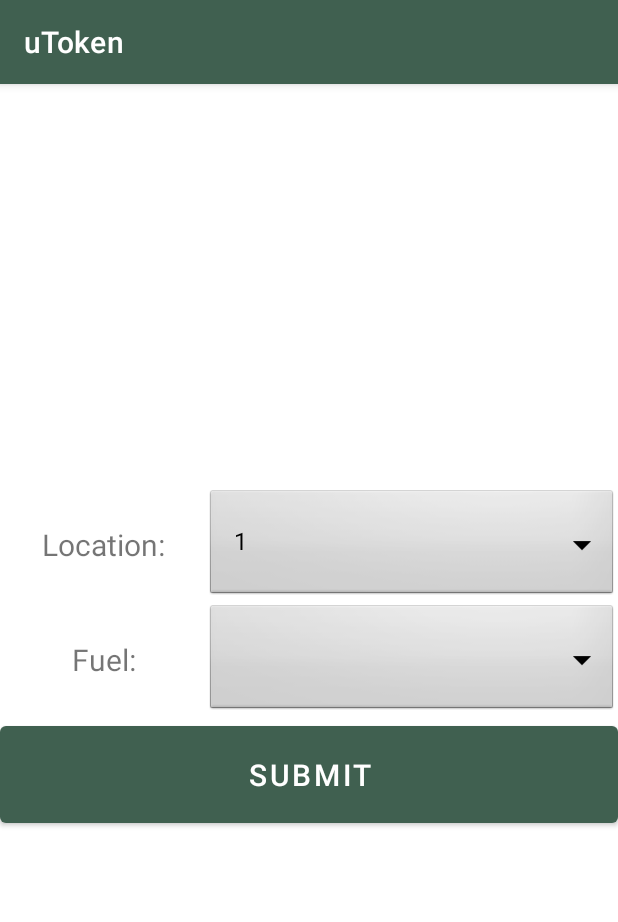
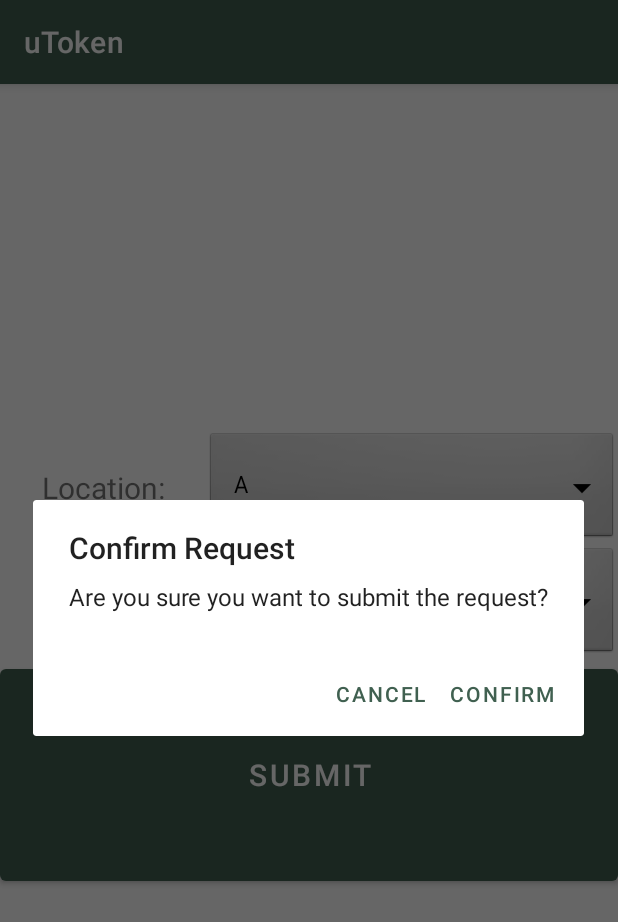
Before and after one commit to LokiofAdgard/qToken, an Android app: the Request screen opened directly, with no data from a screen before it, after a tap on "SUBMIT", on a phone screen of 412 x 824 dp. Shown: the top 922 px of the screen. Run offline under Robolectric (Android 15) with nearby library versions, the phone set to English and light mode, and no system bars.

Commit message:
request java

```diff
--- a/app/src/main/AndroidManifest.xml
+++ b/app/src/main/AndroidManifest.xml
@@ -26,7 +26,6 @@
             android:exported="true">
             <intent-filter>
                 <action android:name="android.intent.action.MAIN" />
-
                 <category android:name="android.intent.category.LAUNCHER" />
             </intent-filter>
         </activity>
--- a/app/src/main/java/com/example/utoken/Request.java
+++ b/app/src/main/java/com/example/utoken/Request.java
@@ -1,7 +1,9 @@
 package com.example.utoken;
 
+import androidx.appcompat.app.AlertDialog;
 import androidx.appcompat.app.AppCompatActivity;
 
+import android.content.DialogInterface;
 import android.content.Intent;
 import android.os.Bundle;
 import android.view.View;
@@ -17,17 +19,36 @@ public class Request extends AppCompatActivity {
         super.onCreate(savedInstanceState);
         setContentView(R.layout.activity_request);
 
-        Spinner dropdown = findViewById(R.id.spinner1);
         Button btn = (Button) findViewById(R.id.btn);
 
-        String[] items = new String[]{"1", "2", "three"};
-        ArrayAdapter<String> adapter = new ArrayAdapter<>(this, android.R.layout.simple_spinner_dropdown_item, items);
-        dropdown.setAdapter(adapter);
+        Spinner dropdown1 = findViewById(R.id.spinner1);
+        String[] items1 = new String[]{"A", "B", "C", "D", "E", "F", "G", "H", "I", "J", "K", "L", "M"};
+        ArrayAdapter<String> adapter1 = new ArrayAdapter<>(this, android.R.layout.simple_spinner_dropdown_item, items1);
+        dropdown1.setAdapter(adapter1);
+
+        Spinner dropdown2 = findViewById(R.id.spinner2);
+        String[] items2 = new String[]{"Petrol", "Diesel"};
+        ArrayAdapter<String> adapter2 = new ArrayAdapter<>(this, android.R.layout.simple_spinner_dropdown_item, items2);
+        dropdown2.setAdapter(adapter2);
 
         btn.setOnClickListener(new View.OnClickListener() {
             @Override
             public void onClick(View view) {
-                Toast.makeText(Request.this, String.valueOf(dropdown.getSelectedItem()), Toast.LENGTH_SHORT).show();
+                new AlertDialog.Builder(Request.this)
+                        .setTitle("Confirm Request")
+                        .setMessage("Are you sure you want to submit the request?")
+                        .setNegativeButton("CANCEL", null)
+                        .setPositiveButton("CONFIRM", new DialogInterface.OnClickListener() {
+                            @Override
+                            public void onClick(DialogInterface dialog, int which) {
+                                finish();
+                                Toast.makeText(Request.this, String.valueOf(dropdown2.getSelectedItem()), Toast.LENGTH_SHORT).show();
+                                //TODO: Make request
+
+
+                            }
+                        })
+                        .show();
             }
         });
     }
--- a/app/src/main/res/layout/activity_request.xml
+++ b/app/src/main/res/layout/activity_request.xml
@@ -63,7 +63,7 @@
         android:id="@+id/btn"
         android:text="SUBMIT"
         android:textSize="20dp"
-        android:layout_weight="1"
+        android:layout_weight="2"
         android:layout_width="match_parent"
         android:layout_height="0dp">
     </Button>
```
